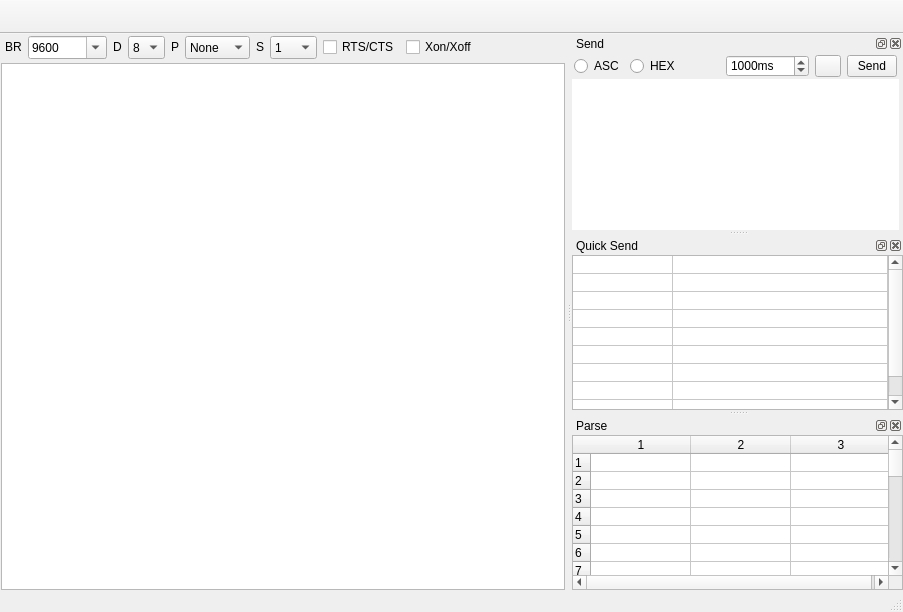
Before: the Qt Designer form ui/mainwindow.ui in gamesun/UartVide, drawn with Qt 5.
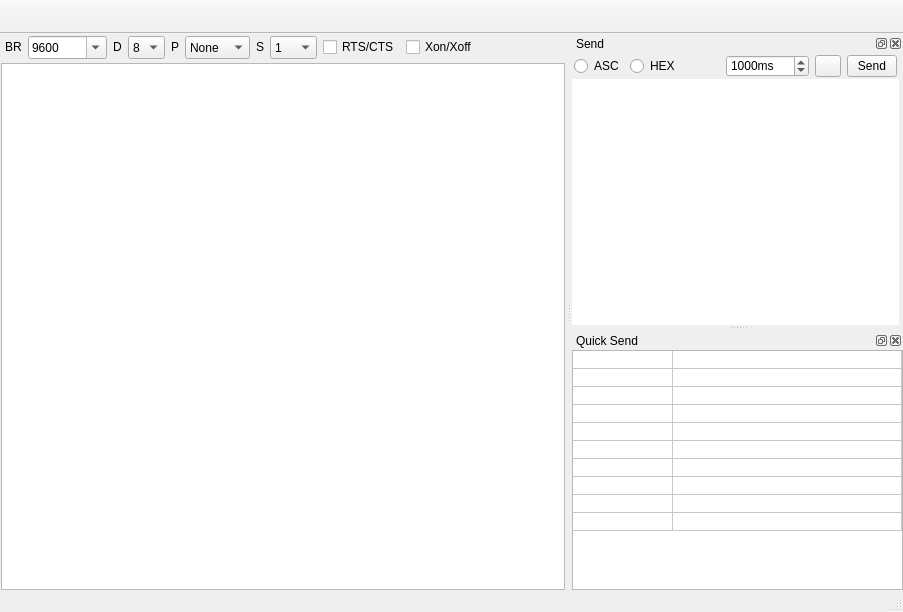
After: the same form once the commit is applied.

Commit message: move hex-parse code to branch

```diff
--- a/ui/mainwindow.ui
+++ b/ui/mainwindow.ui
@@ -843,6 +843,8 @@
        <property name="font">
         <font>
          <family>Consolas</family>
+         <stylestrategy>PreferAntialias</stylestrategy>
+         <kerning>true</kerning>
         </font>
        </property>
        <property name="editTriggers">
@@ -933,117 +935,6 @@
     <bool>false</bool>
    </attribute>
   </widget>
-  <widget class="QDockWidget" name="dockWidget_Parse">
-   <property name="contextMenuPolicy">
-    <enum>Qt::PreventContextMenu</enum>
-   </property>
-   <property name="windowTitle">
-    <string notr="true">Parse</string>
-   </property>
-   <attribute name="dockWidgetArea">
-    <number>2</number>
-   </attribute>
-   <widget class="QWidget" name="dockWidgetContents">
-    <layout class="QVBoxLayout" name="verticalLayout_4">
-     <property name="leftMargin">
-      <number>0</number>
-     </property>
-     <property name="topMargin">
-      <number>0</number>
-     </property>
-     <property name="rightMargin">
-      <number>0</number>
-     </property>
-     <property name="bottomMargin">
-      <number>0</number>
-     </property>
-     <item>
-      <widget class="QTableWidget" name="parseTable">
-       <property name="selectionMode">
-        <enum>QAbstractItemView::NoSelection</enum>
-       </property>
-       <property name="verticalScrollMode">
-        <enum>QAbstractItemView::ScrollPerPixel</enum>
-       </property>
-       <property name="horizontalScrollMode">
-        <enum>QAbstractItemView::ScrollPerPixel</enum>
-       </property>
-       <property name="rowCount">
-        <number>50</number>
-       </property>
-       <property name="columnCount">
-        <number>3</number>
-       </property>
-       <attribute name="horizontalHeaderMinimumSectionSize">
-        <number>16</number>
-       </attribute>
-       <attribute name="verticalHeaderVisible">
-        <bool>true</bool>
-       </attribute>
-       <attribute name="verticalHeaderMinimumSectionSize">
-        <number>16</number>
-       </attribute>
-       <attribute name="verticalHeaderDefaultSectionSize">
-        <number>16</number>
-       </attribute>
-       <row/>
-       <row/>
-       <row/>
-       <row/>
-       <row/>
-       <row/>
-       <row/>
-       <row/>
-       <row/>
-       <row/>
-       <row/>
-       <row/>
-       <row/>
-       <row/>
-       <row/>
-       <row/>
-       <row/>
-       <row/>
-       <row/>
-       <row/>
-       <row/>
-       <row/>
-       <row/>
-       <row/>
-       <row/>
-       <row/>
-       <row/>
-       <row/>
-       <row/>
-       <row/>
-       <row/>
-       <row/>
-       <row/>
-       <row/>
-       <row/>
-       <row/>
-       <row/>
-       <row/>
-       <row/>
-       <row/>
-       <row/>
-       <row/>
-       <row/>
-       <row/>
-       <row/>
-       <row/>
-       <row/>
-       <row/>
-       <row/>
-       <row/>
-       <column/>
-       <column/>
-       <column/>
-      </widget>
-     </item>
-    </layout>
-   </widget>
-  </widget>
   <action name="actionSave_Log">
    <property name="text">
     <string notr="true">Save Log</string>
```
Left out of the diff: 2 changed lines with no effect on the pictures. The commit also changes 3 other files.
